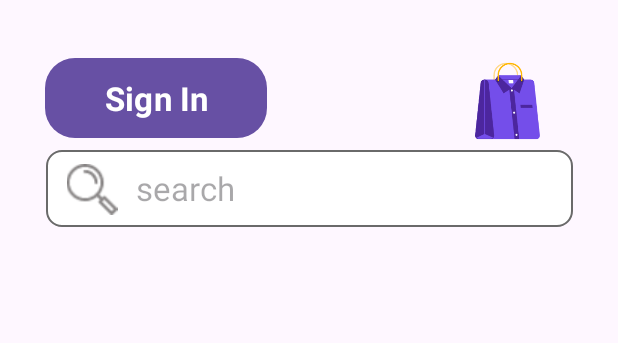
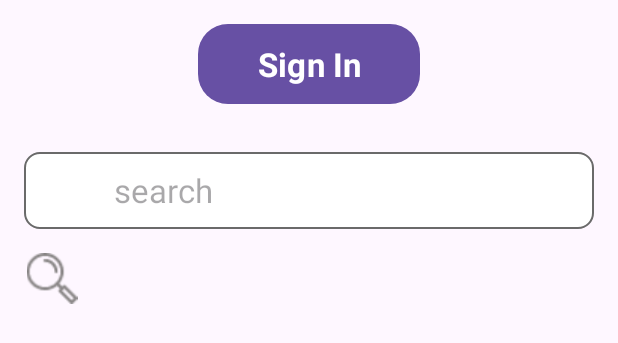
Before and after one commit to Thamidu-Premaratna/ClothShop, an Android app: the layout fragment_home.xml on its own in the app's theme, with its tools: preview values and no code run, on a phone screen of 412 x 824 dp. Shown: the top 343 px of the screen. Run offline under Robolectric (Android 15) with nearby library versions, the phone set to English and light mode, and no system bars.

Commit message:
home fragment linear layout convert

```diff
--- a/app/src/main/res/layout/fragment_home.xml
+++ b/app/src/main/res/layout/fragment_home.xml
@@ -1,12 +1,13 @@
 <?xml version="1.0" encoding="utf-8"?>
 <androidx.core.widget.NestedScrollView xmlns:tools="http://schemas.android.com/tools"
+    xmlns:android="http://schemas.android.com/apk/res/android"
     xmlns:app="http://schemas.android.com/apk/res-auto"
-    xmlns:android="http://schemas.android.com/apk/res/android"
     android:layout_width="match_parent"
     android:layout_height="match_parent"
     tools:context=".HomeFragment">
 
-    <androidx.constraintlayout.widget.ConstraintLayout
+    <LinearLayout
+        android:orientation="vertical"
         android:layout_width="match_parent"
         android:layout_height="match_parent">
 
@@ -22,76 +23,49 @@
             android:textAllCaps="false"
             android:textSize="22dp"
             android:textStyle="bold"
-            app:layout_constraintBottom_toBottomOf="parent"
-            app:layout_constraintEnd_toEndOf="parent"
-            app:layout_constraintHorizontal_bias="0.114"
-            app:layout_constraintStart_toStartOf="parent"
-            app:layout_constraintTop_toTopOf="parent"
-            app:layout_constraintVertical_bias="0.397" />
+            android:layout_gravity="center_horizontal"
+            android:layout_marginTop="16dp"
+            android:layout_marginBottom="16dp"/>
 
         <EditText
             android:id="@+id/email"
-            android:layout_width="351dp"
+            android:layout_width="match_parent"
             android:layout_height="51dp"
             android:background="@drawable/edit_text_bg"
             android:drawablePadding="10dp"
             android:hint="@string/search"
             android:paddingStart="60dp"
             android:textSize="22dp"
-            app:layout_constraintBottom_toBottomOf="parent"
-            app:layout_constraintEnd_toEndOf="parent"
-            app:layout_constraintStart_toStartOf="parent"
-            app:layout_constraintTop_toTopOf="parent"
-            app:layout_constraintVertical_bias="1.0" />
+            android:layout_margin="16dp"/>
 
         <ImageView
             android:id="@+id/search_bar"
             android:layout_width="37dp"
             android:layout_height="34dp"
-            android:src="@drawable/search"
-            app:layout_constraintBottom_toBottomOf="parent"
-            app:layout_constraintEnd_toEndOf="parent"
-            app:layout_constraintHorizontal_bias="0.114"
-            app:layout_constraintStart_toStartOf="parent"
-            app:layout_constraintTop_toTopOf="@+id/email"
-            android:layout_marginBottom="8dp"
-            app:layout_constraintVertical_bias="1.0" />
+            android:layout_marginStart="16dp"
+            android:src="@drawable/search" />
 
-        <ImageView
-            android:id="@+id/imageView"
-            android:layout_width="147dp"
-            android:layout_height="151dp"
-            android:src="@drawable/brand_logo"
-            app:layout_constraintBottom_toBottomOf="parent"
-            app:layout_constraintEnd_toEndOf="parent"
-            app:layout_constraintHorizontal_bias="1.0"
-            app:layout_constraintStart_toStartOf="parent"
-            app:layout_constraintTop_toTopOf="parent"
-            app:layout_constraintVertical_bias="0.0" />
+<!--        <ImageView-->
+<!--            android:id="@+id/imageView"-->
+<!--            android:layout_width="147dp"-->
+<!--            android:layout_height="151dp"-->
+<!--            android:src="@drawable/brand_logo"-->
+<!--            android:layout_gravity="center_horizontal"-->
+<!--            android:layout_marginTop="16dp"-->
+<!--            android:layout_marginBottom="16dp"/>-->
 
-         <androidx.recyclerview.widget.RecyclerView
+        <androidx.recyclerview.widget.RecyclerView
             android:id="@+id/home_hor_rec"
             android:layout_width="match_parent"
             android:layout_height="wrap_content"
-            android:layout_margin="6dp"
-            app:layout_constraintEnd_toEndOf="parent"
-            app:layout_constraintHorizontal_bias="0.0"
-            app:layout_constraintStart_toStartOf="@+id/imageView"
-            app:layout_constraintTop_toBottomOf="parent" />
-
+            android:layout_margin="16dp"/>
 
         <androidx.recyclerview.widget.RecyclerView
             android:id="@+id/home_ver_rec"
             android:layout_width="match_parent"
             android:layout_height="wrap_content"
-            android:layout_margin="6dp"
-            android:layout_marginTop="6dp"
-            app:layout_constraintEnd_toEndOf="parent"
-            app:layout_constraintHorizontal_bias="0.0"
-            app:layout_constraintStart_toStartOf="parent"
-            app:layout_constraintTop_toBottomOf="parent" />
+            android:layout_margin="16dp"/>
 
-
-    </androidx.constraintlayout.widget.ConstraintLayout>
+    </LinearLayout>
 
 </androidx.core.widget.NestedScrollView>
```
